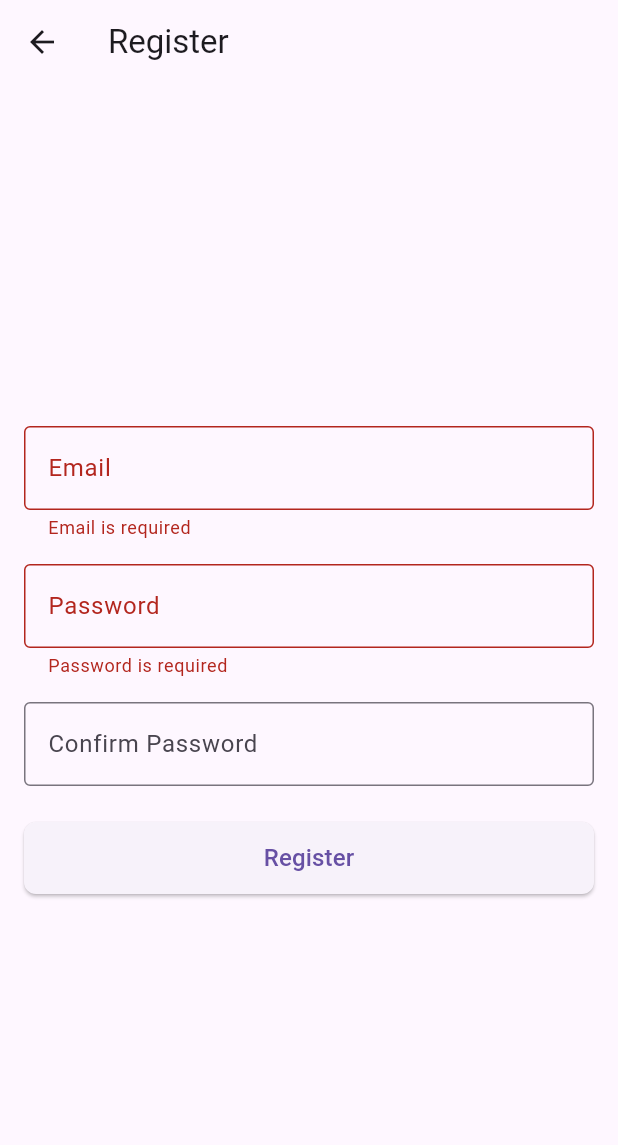
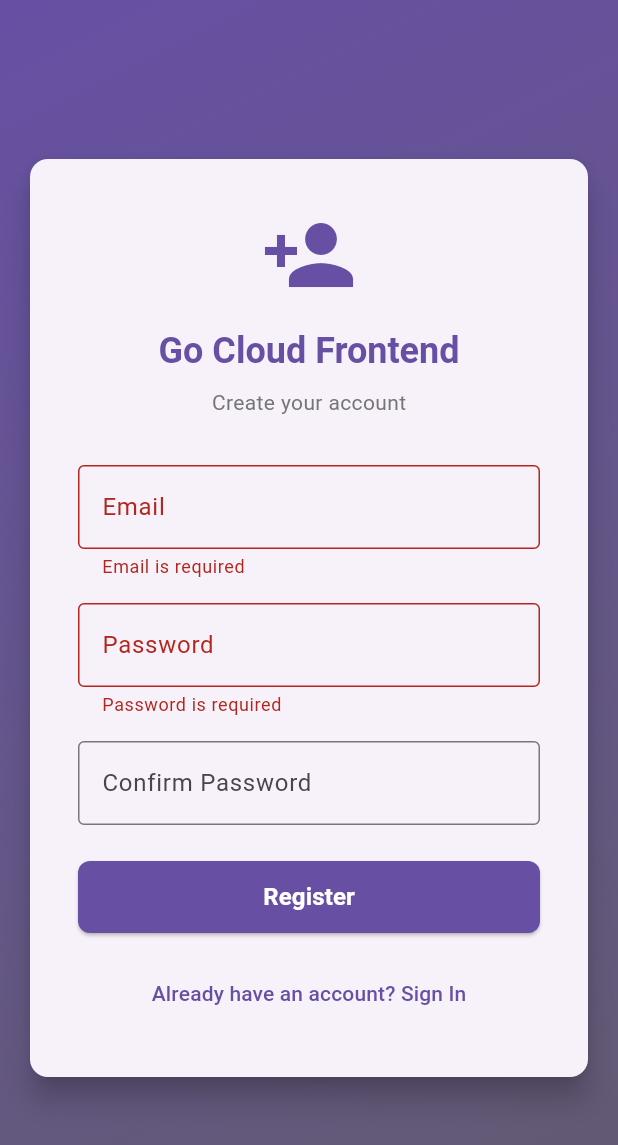
Before and after one commit to 2halfone/o-cloud-frontend-flutter, a Flutter app: the RegisterScreen screen opened by its route, after a tap on "Register", on a phone screen of 412 x 824 dp. Shown: the top 1145 px of the screen. Run offline on Flutter 3.47's test engine with Material 3 defaults, Android fonts, the phone set to English and light mode, and no system bars; our stand-ins replace flutter_secure_storage, jwt_decoder; accounts and stored records are empty.

Commit message:
register page layot-invalid message

```diff
--- a/lib/screens/login_screen.dart
+++ b/lib/screens/login_screen.dart
@@ -38,10 +38,9 @@ class _LoginScreenState extends State<LoginScreen> {
         );
       } else {
         Navigator.pushReplacementNamed(context, '/dashboard');
-      }
-    } catch (e) {
+      }    } catch (e) {
       ScaffoldMessenger.of(context).showSnackBar(
-        SnackBar(content: Text('Login failed: $e')),
+        SnackBar(content: Text('Invalid email or password. Please try again.')),
       );
     }
 
--- a/lib/screens/register_screen.dart
+++ b/lib/screens/register_screen.dart
@@ -1,7 +1,6 @@
 import 'package:flutter/material.dart';
 import '../services/auth_service.dart';
 import '../widgets/custom_text_field.dart';
-import '../widgets/responsive_layout.dart';
 
 class RegisterScreen extends StatefulWidget {
   const RegisterScreen({super.key});
@@ -43,12 +42,10 @@ class _RegisterScreenState extends State<RegisterScreen> {
         Navigator.pop(context);
       }
     } catch (e) {
-      print('❌ Registration failed with error: $e');
-
-      if (mounted) {
+      print('❌ Registration failed with error: $e');      if (mounted) {
         ScaffoldMessenger.of(context).showSnackBar(
           SnackBar(
-            content: Text('Registration failed: ${e.toString()}'),
+            content: Text('Registration failed. Please try again.'),
             backgroundColor: Colors.red,
             duration: const Duration(seconds: 5),
           ),
@@ -60,70 +57,53 @@ class _RegisterScreenState extends State<RegisterScreen> {
       }
     }
   }
-
   @override
   Widget build(BuildContext context) {
     return Scaffold(
-      appBar: AppBar(title: const Text('Register')),
-      body: ResponsiveLayout(
-        mobile: _buildMobileLayout(),
-        desktop: _buildDesktopLayout(),
-      ),
-    );
-  }
-
-  Widget _buildMobileLayout() {
-    return Padding(
-      padding: const EdgeInsets.all(16.0),
-      child: Form(
-        key: _formKey,
-        child: Column(
-          mainAxisAlignment: MainAxisAlignment.center,
-          children: _buildFormFields(),
-        ),
-      ),
-    );
-  }
-
-  Widget _buildDesktopLayout() {
-    return Container(
+      body: Container(
         decoration: BoxDecoration(
           gradient: LinearGradient(
             begin: Alignment.topLeft,
             end: Alignment.bottomRight,
             colors: [
-            Theme.of(context).primaryColor.withOpacity(0.1),
-            Theme.of(context).colorScheme.secondary.withOpacity(0.1),
+              Theme.of(context).colorScheme.primary,
+              Theme.of(context).colorScheme.secondary,
             ],
           ),
         ),
         child: Center(
+          child: SingleChildScrollView(
+            padding: const EdgeInsets.all(16.0),
             child: Card(
               elevation: 8,
-          margin: const EdgeInsets.all(32),
               child: Container(
-            constraints: const BoxConstraints(maxWidth: 500),
+                width: MediaQuery.of(context).size.width > 600 ? 400 : double.infinity,
                 padding: const EdgeInsets.all(32.0),
-            child: Form(
-              key: _formKey,
                 child: Column(
                   mainAxisSize: MainAxisSize.min,
                   children: [
                     Icon(
                       Icons.person_add,
                       size: 64,
-                    color: Theme.of(context).primaryColor,
+                      color: Theme.of(context).colorScheme.primary,
                     ),
-                  const SizedBox(height: 24),
+                    const SizedBox(height: 16),
                     Text(
-                    'Create Account',
+                      'Go Cloud Frontend',
                       style: Theme.of(context).textTheme.headlineSmall?.copyWith(
                         fontWeight: FontWeight.bold,
+                        color: Theme.of(context).colorScheme.primary,
                       ),
                     ),
+                    const SizedBox(height: 8),
+                    Text(
+                      'Create your account',
+                      style: TextStyle(color: Colors.grey[600]),
+                    ),
                     const SizedBox(height: 32),
-                  ..._buildFormFields(),
+                    _buildRegisterForm(),
                   ],
+                ),
               ),
             ),
           ),
@@ -131,9 +111,12 @@ class _RegisterScreenState extends State<RegisterScreen> {
       ),
     );
   }
-
-  List<Widget> _buildFormFields() {
-    return [
+  Widget _buildRegisterForm() {
+    return Form(
+      key: _formKey,
+      child: Column(
+        mainAxisAlignment: MainAxisAlignment.center,
+        children: [
           CustomTextField(
             controller: _emailController,
             labelText: 'Email',
@@ -174,19 +157,37 @@ class _RegisterScreenState extends State<RegisterScreen> {
             child: ElevatedButton(
               onPressed: _isLoading ? null : _register,
               style: ElevatedButton.styleFrom(
+                backgroundColor: Theme.of(context).colorScheme.primary,
+                foregroundColor: Colors.white,
                 shape: RoundedRectangleBorder(
                   borderRadius: BorderRadius.circular(8),
                 ),
               ),
               child: _isLoading
                 ? const SizedBox(
+                    width: 20,
                     height: 20,
-                  width: 20,
-                  child: CircularProgressIndicator(strokeWidth: 2),
+                    child: CircularProgressIndicator(
+                      strokeWidth: 2,
+                      valueColor: AlwaysStoppedAnimation<Color>(Colors.white),
+                    ),
                   )
-              : const Text('Register', style: TextStyle(fontSize: 16)),
+                : const Text(
+                    'Register',
+                    style: TextStyle(fontSize: 16, fontWeight: FontWeight.bold),
                   ),
             ),
-    ];
+          ),
+          const SizedBox(height: 16),
+          TextButton(
+            onPressed: () => Navigator.pop(context),
+            child: Text(
+              'Already have an account? Sign In',
+              style: TextStyle(color: Theme.of(context).colorScheme.primary),
+            ),
+          ),
+        ],
+      ),
+    );
   }
 }
```
Also changed, not shown: lib/services/dashboard_service.dart (added). Lines whose indentation alone changed are shown as unchanged.
